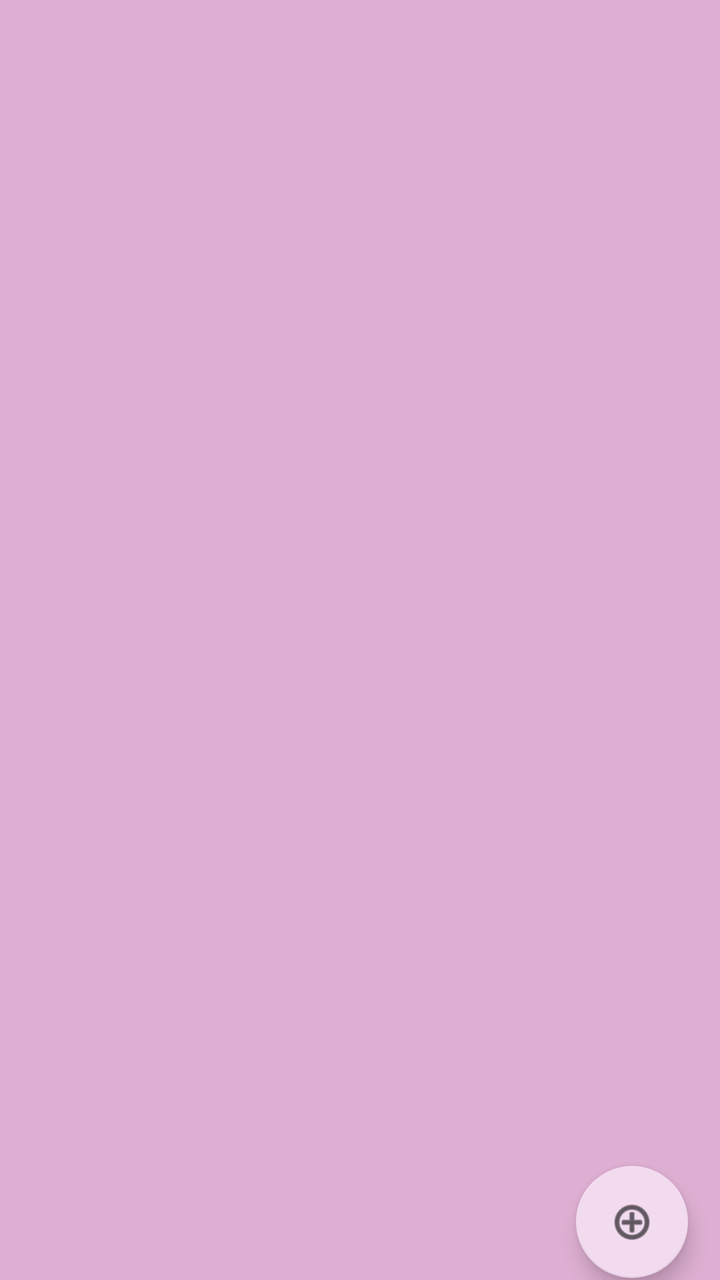
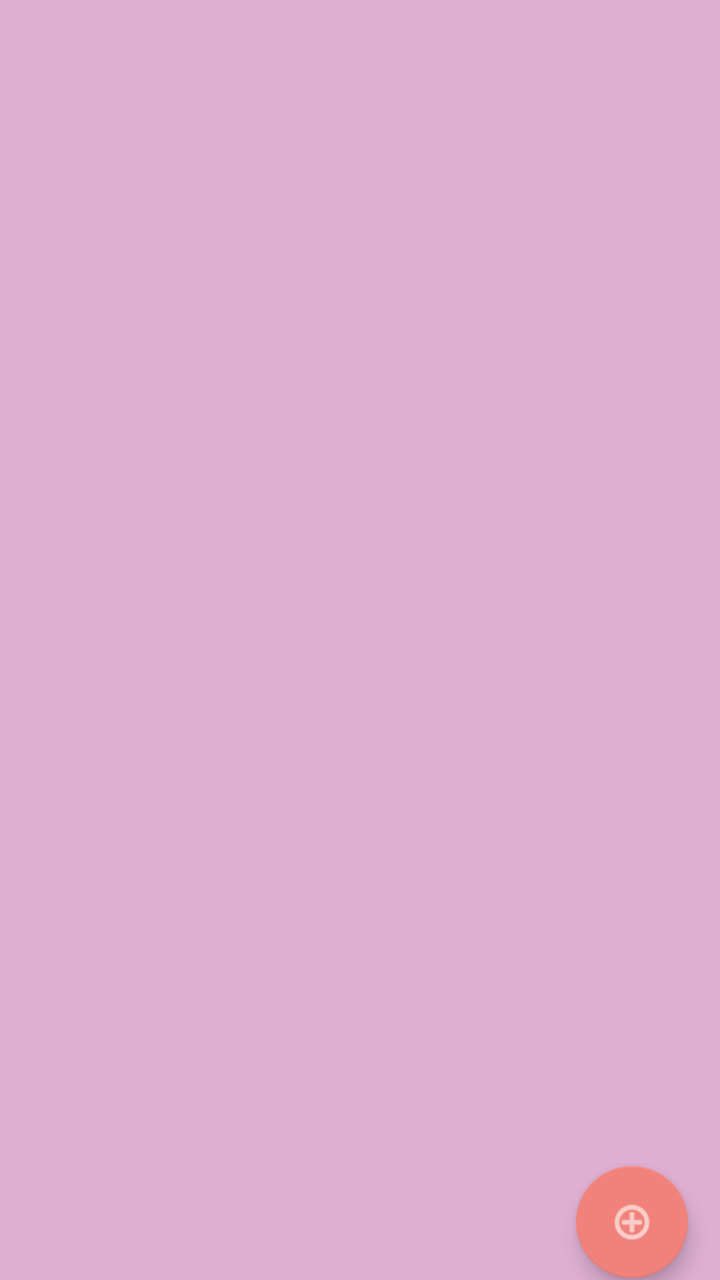

Before-and-after screenshots of an Android layout around one commit, followed by the original layout XML and the change that was made.
<!-- AndroidManifest.xml: application theme Theme.Inmobiliaria -->
<!-- res/layout/fragment_inmuebles.xml -->
<?xml version="1.0" encoding="utf-8"?>
<FrameLayout xmlns:android="http://schemas.android.com/apk/res/android"
    xmlns:app="http://schemas.android.com/apk/res-auto"
    xmlns:tools="http://schemas.android.com/tools"
    android:layout_width="match_parent"
    android:layout_height="match_parent"
    tools:context=".ui.inmuebles.InmueblesFragment"
    android:background="@color/teal_700">

    <androidx.recyclerview.widget.RecyclerView

        android:id="@+id/rview"
        android:layout_width="match_parent"
        android:layout_height="match_parent" />

    <androidx.coordinatorlayout.widget.CoordinatorLayout
        android:layout_width="match_parent"
        android:layout_height="655dp"
        android:layout_marginBottom="56dp"
        android:background="@android:color/transparent">

        <com.google.android.material.floatingactionbutton.FloatingActionButton
            android:id="@+id/fab"
            android:layout_width="wrap_content"
            android:layout_height="wrap_content"
            android:layout_gravity="bottom|end"
            android:layout_margin="@dimen/fab_margin"
            android:contentDescription="@string/fab_content_description"
            android:tint="@color/purple_500"
            app:srcCompat="@android:drawable/ic_menu_add" />
    </androidx.coordinatorlayout.widget.CoordinatorLayout>
</FrameLayout>
<!-- resources referenced by this layout -->
<resources>
  <color name="purple_500">#f0827b</color>
  <color name="teal_700">#deafd2</color>
  <dimen name="fab_margin">16dp</dimen>
  <string name="fab_content_description">Represents a view to invoke an action</string>
  <style name="Theme.Inmobiliaria" parent="Theme.MaterialComponents.DayNight.DarkActionBar">
          
          <item name="colorPrimary">@color/purple_500</item>
          <item name="colorPrimaryVariant">@color/purple_700</item>
          <item name="colorOnPrimary">@color/white</item>
          
          <item name="colorSecondary">@color/teal_200</item>
          <item name="colorSecondaryVariant">@color/teal_700</item>
          <item name="colorOnSecondary">@color/black</item>
          
          <item name="android:statusBarColor">?attr/colorPrimaryVariant</item>
          
          <item name="colorControlActivated">@color/purple_700</item>
      </style>
  <color name="purple_700">#c66566</color>
  <color name="white">#FFFFFFFF</color>
  <color name="teal_200">#f2daef</color>
  <color name="black">#FF000000</color>
</resources>

<!-- the commit's change to res/layout/fragment_inmuebles.xml (unified diff, before → after) -->
@@ -5,10 +5,10 @@
     android:layout_width="match_parent"
     android:layout_height="match_parent"
     tools:context=".ui.inmuebles.InmueblesFragment"
-    android:background="@color/teal_700">
+    android:background="@color/teal_700"
+    >
 
     <androidx.recyclerview.widget.RecyclerView
-
         android:id="@+id/rview"
         android:layout_width="match_parent"
         android:layout_height="match_parent" />
@@ -25,8 +25,8 @@
             android:layout_height="wrap_content"
             android:layout_gravity="bottom|end"
             android:layout_margin="@dimen/fab_margin"
-            android:contentDescription="@string/fab_content_description"
-            android:tint="@color/purple_500"
+            app:backgroundTint="@color/purple_500"
+            app:tint="@color/white"
             app:srcCompat="@android:drawable/ic_menu_add" />
     </androidx.coordinatorlayout.widget.CoordinatorLayout>
 </FrameLayout>
<!-- resource entries referenced after the edit -->
@@ -3,7 +3,6 @@
   <color name="purple_500">#f0827b</color>
   <color name="teal_700">#deafd2</color>
   <dimen name="fab_margin">16dp</dimen>
-  <string name="fab_content_description">Represents a view to invoke an action</string>
   <style name="Theme.Inmobiliaria" parent="Theme.MaterialComponents.DayNight.DarkActionBar">
           
           <item name="colorPrimary">@color/purple_500</item>
